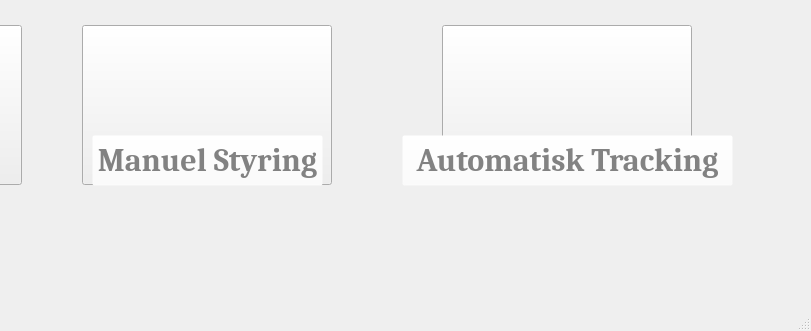
This is LinuxProject1/LinuxProject1/MainWindow.ui in simoher/SemesterProjekt3IHA as Qt 5 draws it before an edit; both pictures show x 338 to 1149 and y 432 to 763 of the 1149 by 763 pixel window. The edited form follows.
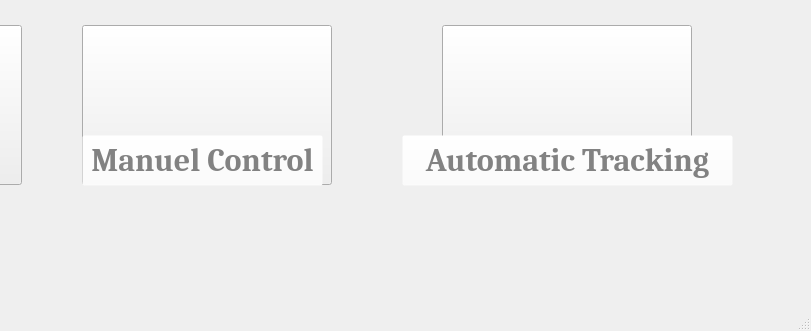
This is the edited form. Icons and pictures are not drawn.

Patch:
```diff
--- a/LinuxProject1/LinuxProject1/MainWindow.ui
+++ b/LinuxProject1/LinuxProject1/MainWindow.ui
@@ -176,9 +176,9 @@
    <widget class="QPushButton" name="pushButton_2">
     <property name="geometry">
      <rect>
-      <x>430</x>
+      <x>420</x>
       <y>550</y>
-      <width>231</width>
+      <width>241</width>
       <height>51</height>
      </rect>
     </property>
@@ -196,7 +196,7 @@
 </string>
     </property>
     <property name="text">
-     <string>Manuel Styring</string>
+     <string>Manuel Control</string>
     </property>
    </widget>
    <widget class="QPushButton" name="pushButton_3">
@@ -222,7 +222,7 @@
 </string>
     </property>
     <property name="text">
-     <string>Automatisk Tracking</string>
+     <string>Automatic Tracking</string>
     </property>
    </widget>
    <widget class="QLabel" name="Digital_clock">
```
